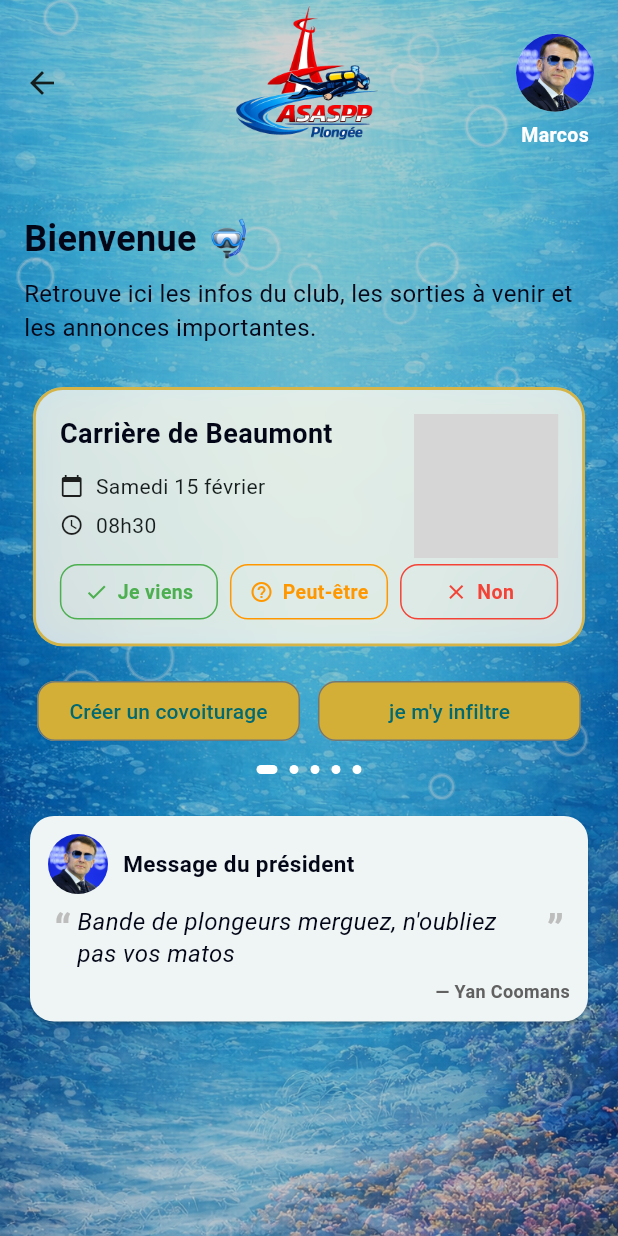
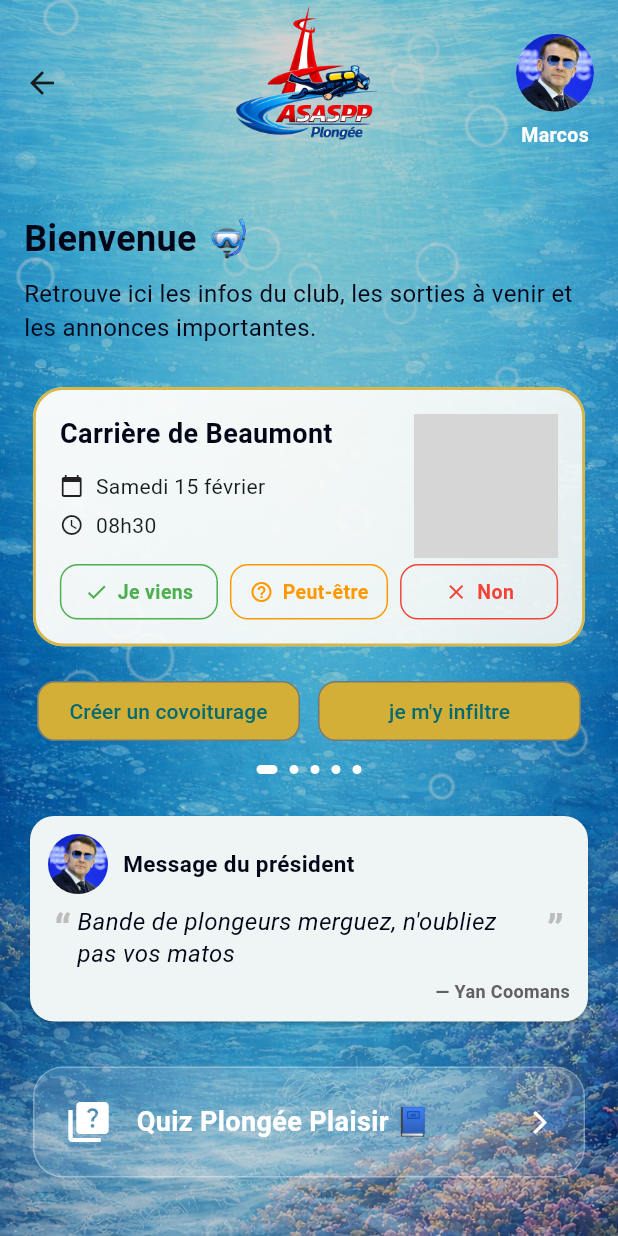
Before and after one commit to marcos75013/asaspp_app, a Flutter app: the HomePage screen opened directly, on a phone screen of 412 x 824 dp. Run offline on Flutter 3.47's test engine with Material 3 defaults, Android fonts, the light colour scheme and no system bars; our stand-ins replace circle_nav_bar, equatable, flutter_bloc, go_router, photo_view, shimmer; grey boxes are pictures that could not be loaded.

Commit message:
allegement appli

```diff
--- a/lib/features/auth/presentation/pages/login_screen.dart
+++ b/lib/features/auth/presentation/pages/login_screen.dart
@@ -22,7 +22,7 @@ class LoginScreen extends StatelessWidget {
             ),
 
             /// 🫧 Bulles animées
-            const BubblesLayer(),
+            // const BubblesLayer(),
 
             /// 🌑 Voile sombre
             Container(
--- a/lib/features/home/presentation/pages/home_page.dart
+++ b/lib/features/home/presentation/pages/home_page.dart
@@ -81,22 +81,80 @@ class HomePage extends StatelessWidget {
             'assets/pngs/bg_mer.png',
             fit: BoxFit.cover,
           ),
+
           const BubblesLayer(),
-          Container(color: Colors.black.withOpacity(0.18)),
-          const SafeArea(
+
+          Container(
+            color: Colors.black.withOpacity(0.18),
+          ),
+
+          SafeArea(
             child: SingleChildScrollView(
-              physics: BouncingScrollPhysics(),
-              padding: EdgeInsets.fromLTRB(16, 16, 16, 32),
+              physics: const BouncingScrollPhysics(),
+              padding: const EdgeInsets.fromLTRB(16, 16, 16, 32),
               child: Column(
                 crossAxisAlignment: CrossAxisAlignment.start,
                 children: [
-                  SizedBox(height: 16),
-                  WelcomeSection(),
-                  SizedBox(height: 12),
-                  NextEventsCarousel(),
-                  SizedBox(height: 12),
-                  ClubMessageCard(),
-                  SizedBox(height: 32),
+                  const SizedBox(height: 16),
+
+                  const WelcomeSection(),
+
+                  const SizedBox(height: 12),
+
+                  const NextEventsCarousel(),
+
+                  const SizedBox(height: 12),
+
+                  const ClubMessageCard(),
+
+                  const SizedBox(height: 20),
+
+                  /// 📘 QUIZ RESTAURÉ
+                  GestureDetector(
+                    onTap: () {
+                      context.go('/quiz');
+                    },
+                    child: Padding(
+                      padding: const EdgeInsets.all(6.0),
+                      child: Container(
+                        padding: const EdgeInsets.all(20),
+                        decoration: BoxDecoration(
+                          color: Colors.white.withOpacity(0.15),
+                          borderRadius: BorderRadius.circular(20),
+                          border: Border.all(
+                            color: Colors.white.withOpacity(0.3),
+                          ),
+                        ),
+                        child: Row(
+                          children: const [
+                            Icon(
+                              Icons.quiz,
+                              color: Colors.white,
+                              size: 32,
+                            ),
+                            SizedBox(width: 16),
+                            Expanded(
+                              child: Text(
+                                "Quiz Plongée Plaisir 📘",
+                                style: TextStyle(
+                                  color: Colors.white,
+                                  fontSize: 18,
+                                  fontWeight: FontWeight.bold,
+                                ),
+                              ),
+                            ),
+                            Icon(
+                              Icons.arrow_forward_ios,
+                              color: Colors.white,
+                              size: 18,
+                            ),
+                          ],
+                        ),
+                      ),
+                    ),
+                  ),
+
+                  const SizedBox(height: 32),
                 ],
               ),
             ),
--- a/lib/features/home/presentation/pages/next_dive_card.dart
+++ b/lib/features/home/presentation/pages/next_dive_card.dart
@@ -71,28 +71,43 @@ class _NextDiveCardState extends State<NextDiveCard>
               children: [
                 ClipRRect(
                   borderRadius: BorderRadius.circular(20),
-                  child: BackdropFilter(
-                    filter: ImageFilter.blur(sigmaX: 8, sigmaY: 8),
                   child: Container(
                     padding: const EdgeInsets.all(16),
                     decoration: BoxDecoration(
-                        color: Colors.white.withOpacity(0.75),
                       borderRadius: BorderRadius.circular(20),
+
+                      /// 🎨 Glass effect optimisé (SANS blur)
+                      gradient: LinearGradient(
+                        begin: Alignment.topLeft,
+                        end: Alignment.bottomRight,
+                        colors: [
+                          Colors.white.withOpacity(0.95),
+                          Colors.white.withOpacity(0.85),
+                        ],
+                      ),
+
                       border: Border.all(
                         color: const Color(0xFFD4AF37)
                             .withOpacity(widget.highlighted ? 0.9 : 0.5),
                         width: widget.highlighted ? 2 : 1.5,
                       ),
+
                       boxShadow: widget.highlighted
                           ? [
                         BoxShadow(
                           color: const Color(0xFFD4AF37)
-                                .withOpacity(0.35),
-                            blurRadius: 18,
-                            spreadRadius: 2,
+                              .withOpacity(0.25),
+                          blurRadius: 16,
+                          spreadRadius: 1,
                         ),
                       ]
-                            : [],
+                          : [
+                        BoxShadow(
+                          color: Colors.black.withOpacity(0.08),
+                          blurRadius: 10,
+                          offset: const Offset(0, 4),
+                        ),
+                      ],
                     ),
                     child: Stack(
                       children: [
@@ -119,7 +134,6 @@ class _NextDiveCardState extends State<NextDiveCard>
                             ),
                             const SizedBox(height: 16),
 
-                              /// 🎯 BOUTONS (UNE SEULE LIGNE)
                             Row(
                               children: [
                                 Expanded(
@@ -187,6 +201,7 @@ class _NextDiveCardState extends State<NextDiveCard>
                                   width: 96,
                                   height: 96,
                                   fit: BoxFit.cover,
+                                  filterQuality: FilterQuality.low, // ⚡ important
                                 ),
                                 Container(
                                   width: 96,
@@ -196,7 +211,7 @@ class _NextDiveCardState extends State<NextDiveCard>
                                       begin: Alignment.topRight,
                                       end: Alignment.bottomLeft,
                                       colors: [
-                                          Colors.black.withOpacity(0.6),
+                                        Colors.black.withOpacity(0.5),
                                         Colors.transparent,
                                       ],
                                     ),
@@ -217,23 +232,14 @@ class _NextDiveCardState extends State<NextDiveCard>
                                           fontSize: 10,
                                           fontWeight: FontWeight.w700,
                                           letterSpacing: 0.6,
-                                            shadows: [
-                                              Shadow(
-                                                blurRadius: 4,
-                                                color: Colors.black54,
-                                                offset: Offset(0, 1),
-                                              ),
-                                            ],
                                         ),
                                       ),
-
                                       const SizedBox(height: 4),
                                       Icon(
                                         _iconForDiveType(event.diveType),
                                         color: Colors.white,
                                         size: 18,
                                       ),
-
                                     ],
                                   ),
                                 ),
@@ -242,7 +248,6 @@ class _NextDiveCardState extends State<NextDiveCard>
                           ),
                         ),
                       ],
-                      ),
                     ),
                   ),
                 ),
```
Also changed, not shown: lib/app/router/app_entry.dart (deleted, +0 -42 lines), lib/features/annonces/presentation/pages/ad_detail_page.dart (+46 -46 lines), lib/features/auth/presentation/widgets/login_form.dart (+29 -11 lines), lib/features/carpool/presentation/pages/create_carpool_screen.dart (+23 -16 lines), lib/features/events/presentation/pages/about_us_page.dart (+42 -26 lines), lib/features/user/presentation/pages/user_profile_sheet.dart (+102 -32 lines), 1 other file. Lines whose indentation alone changed are shown as unchanged.
